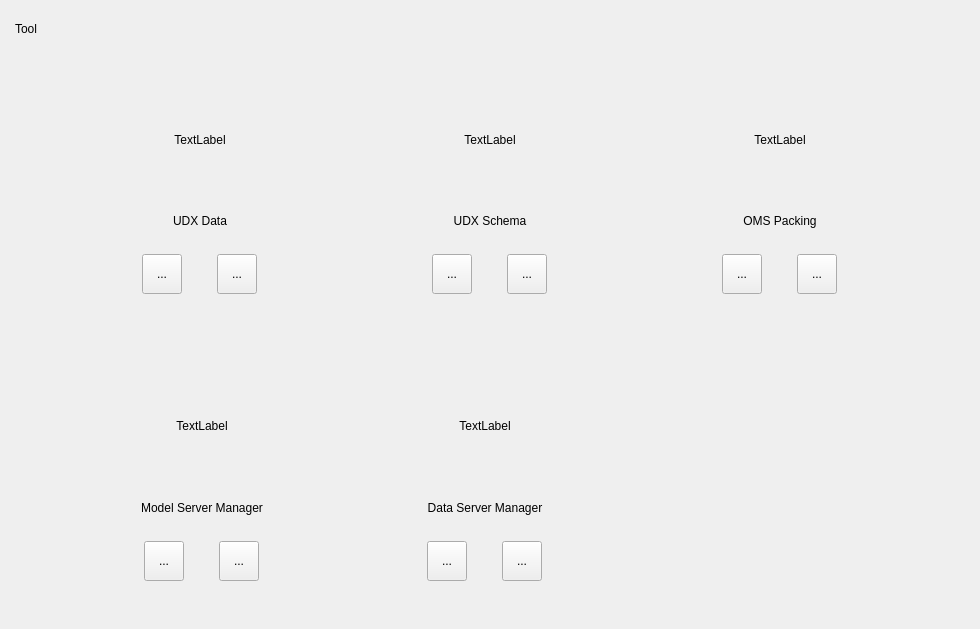
This is OgmUI/ogmtoolui.ui in SunsetFrost/ogms_desktop as Qt 5 draws it before an edit. The edited form follows.
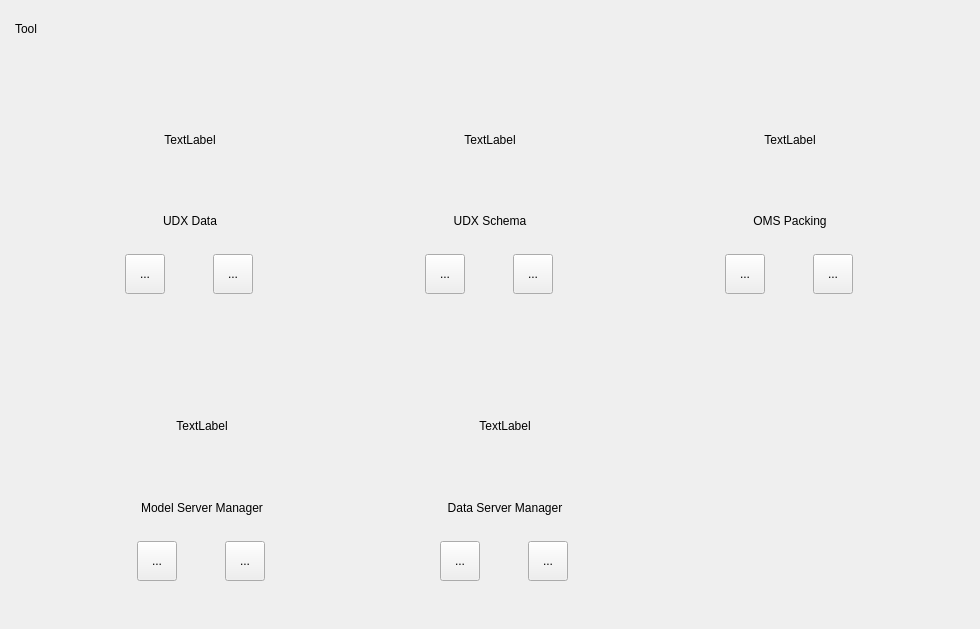
This is the edited form.

Patch:
```diff
--- a/OgmUI/ogmtoolui.ui
+++ b/OgmUI/ogmtoolui.ui
@@ -119,13 +119,13 @@
            </property>
            <property name="minimumSize">
             <size>
-             <width>210</width>
+             <width>250</width>
              <height>0</height>
             </size>
            </property>
            <property name="maximumSize">
             <size>
-             <width>210</width>
+             <width>250</width>
              <height>16777215</height>
             </size>
            </property>
@@ -234,13 +234,13 @@
            </property>
            <property name="minimumSize">
             <size>
-             <width>210</width>
+             <width>250</width>
              <height>0</height>
             </size>
            </property>
            <property name="maximumSize">
             <size>
-             <width>210</width>
+             <width>250</width>
              <height>16777215</height>
             </size>
            </property>
@@ -349,13 +349,13 @@
            </property>
            <property name="minimumSize">
             <size>
-             <width>210</width>
+             <width>250</width>
              <height>0</height>
             </size>
            </property>
            <property name="maximumSize">
             <size>
-             <width>210</width>
+             <width>250</width>
              <height>16777215</height>
             </size>
            </property>
@@ -473,13 +473,13 @@
            </property>
            <property name="minimumSize">
             <size>
-             <width>210</width>
+             <width>250</width>
              <height>0</height>
             </size>
            </property>
            <property name="maximumSize">
             <size>
-             <width>210</width>
+             <width>250</width>
              <height>16777215</height>
             </size>
            </property>
@@ -591,13 +591,13 @@
            </property>
            <property name="minimumSize">
             <size>
-             <width>210</width>
+             <width>250</width>
              <height>0</height>
             </size>
            </property>
            <property name="maximumSize">
             <size>
-             <width>210</width>
+             <width>250</width>
              <height>16777215</height>
             </size>
            </property>
```
